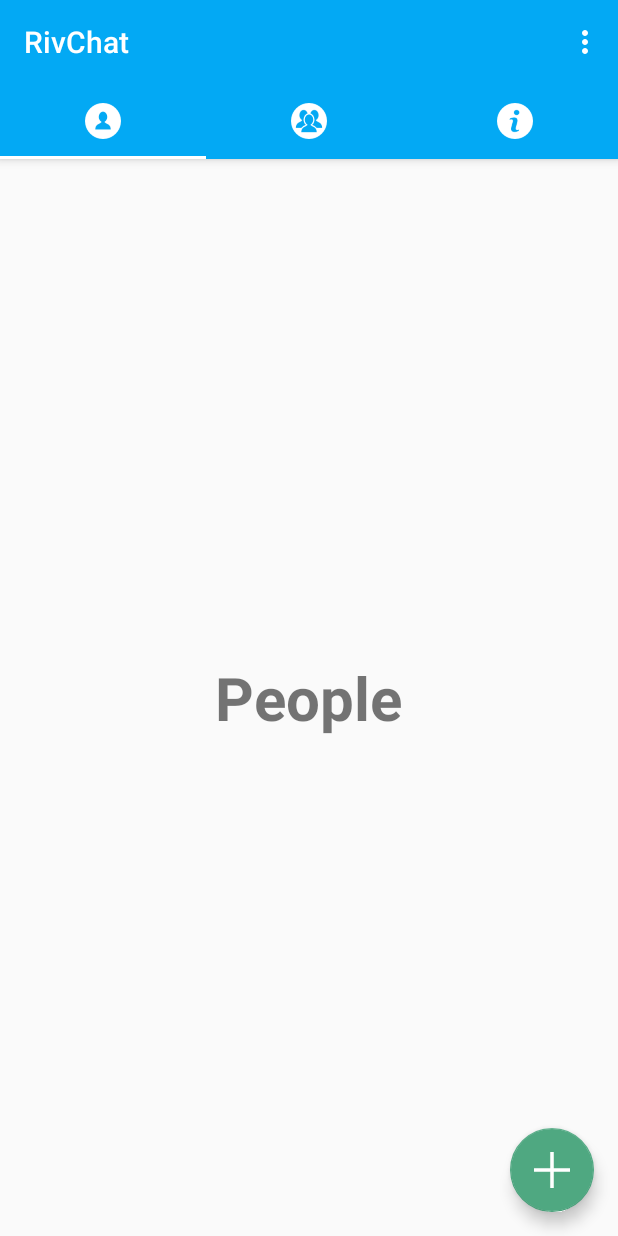
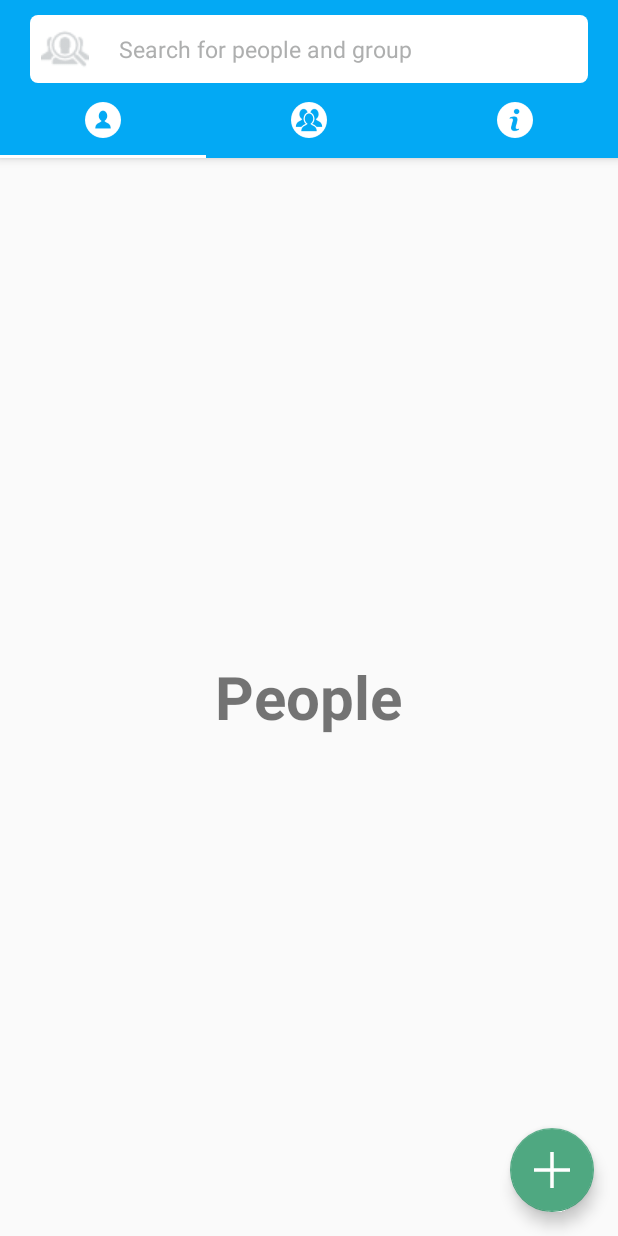
Before and after one commit to nguyenvulebinh/android-firebase-chat, an Android app: the screen it shows after launch (MainActivity), on a phone screen of 412 x 824 dp. Run offline under Robolectric (Android 15) with nearby library versions, the phone set to English and light mode, and no system bars; our stand-ins replace Firebase (no records; nobody signed in at launch, a user with empty details on screens opened directly).

Commit message:
Add edittext search for activity main

```diff
--- a/RivChat/app/src/main/java/com/hieuapp/rivchat/MainActivity.java
+++ b/RivChat/app/src/main/java/com/hieuapp/rivchat/MainActivity.java
@@ -1,6 +1,5 @@
 package com.hieuapp.rivchat;
 
-import android.content.Intent;
 import android.os.Bundle;
 import android.support.annotation.NonNull;
 import android.support.design.widget.FloatingActionButton;
@@ -21,7 +20,6 @@ import com.google.firebase.auth.FirebaseAuth;
 import com.google.firebase.auth.FirebaseUser;
 import com.hieuapp.rivchat.ui.FriendsFragment;
 import com.hieuapp.rivchat.ui.GroupFragment;
-import com.hieuapp.rivchat.ui.LoginActivity;
 import com.hieuapp.rivchat.ui.UserProfileFragment;
 
 import java.util.ArrayList;
@@ -31,7 +29,7 @@ public class MainActivity extends AppCompatActivity {
     private FirebaseAuth mAuth;
     private FirebaseAuth.AuthStateListener mAuthListener;
     private static String TAG = "MainActivity";
-    private Toolbar toolbar;
+//    private Toolbar toolbar;
     private ViewPager viewPager;
     private TabLayout tabLayout;
 
@@ -45,10 +43,10 @@ public class MainActivity extends AppCompatActivity {
     protected void onCreate(Bundle savedInstanceState) {
         super.onCreate(savedInstanceState);
         setContentView(R.layout.activity_main);
-        toolbar = (Toolbar) findViewById(R.id.toolbar);
+//        toolbar = (Toolbar) findViewById(R.id.toolbar);
         viewPager = (ViewPager) findViewById(R.id.viewpager);
         tabLayout = (TabLayout) findViewById(R.id.tabs);
-        setSupportActionBar(toolbar);
+//        setSupportActionBar(toolbar);
 
         FloatingActionButton fab = (FloatingActionButton) findViewById(R.id.fab);
         fab.setOnClickListener(new View.OnClickListener() {
@@ -64,9 +62,7 @@ public class MainActivity extends AppCompatActivity {
     }
 
     private void initTab(){
-        toolbar = (Toolbar) findViewById(R.id.toolbar);
         tabLayout.setSelectedTabIndicatorColor(getResources().getColor(R.color.colorIndivateTab));
-        setSupportActionBar(toolbar);
         setupViewPager(viewPager);
         tabLayout.setupWithViewPager(viewPager);
         setupTabIcons();
--- /dev/null
+++ b/RivChat/app/src/main/res/drawable/edittext_boder.xml
@@ -0,0 +1,8 @@
+<selector xmlns:android="http://schemas.android.com/apk/res/android">
+    <item>
+        <shape android:shape="rectangle">
+            <solid android:color="#ffffff"/>
+            <corners android:radius="5dp" />
+        </shape>
+    </item>
+</selector>
--- a/RivChat/app/src/main/res/layout/activity_main.xml
+++ b/RivChat/app/src/main/res/layout/activity_main.xml
@@ -10,14 +10,28 @@
     <android.support.design.widget.AppBarLayout
         android:layout_width="match_parent"
         android:layout_height="wrap_content"
+        android:background="?attr/colorPrimary"
+        android:focusable="true"
+        android:focusableInTouchMode="true"
         android:theme="@style/AppTheme.AppBarOverlay">
 
-        <android.support.v7.widget.Toolbar
-            android:id="@+id/toolbar"
+        <EditText
+            android:id="@+id/edit_link"
             android:layout_width="match_parent"
-            android:layout_height="?attr/actionBarSize"
-            android:background="?attr/colorPrimary"
-            app:popupTheme="@style/AppTheme.PopupOverlay" />
+            android:layout_height="45dp"
+            android:layout_marginEnd="20dp"
+            android:layout_marginStart="20dp"
+            android:layout_marginTop="10dp"
+            android:background="@drawable/edittext_boder"
+            android:drawableLeft="@drawable/ic_search"
+            android:drawablePadding="20dp"
+            android:hint="Search for people and group"
+            android:inputType="textLongMessage"
+            android:maxLines="1"
+            android:paddingLeft="7dp"
+            android:paddingRight="7dp"
+            android:textColorHint="#aeafaf"
+            android:textSize="15sp"/>
 
         <android.support.design.widget.TabLayout
             android:id="@+id/tabs"
```
Also changed, not shown: RivChat/app/src/main/res/drawable/ic_search.png (added).
